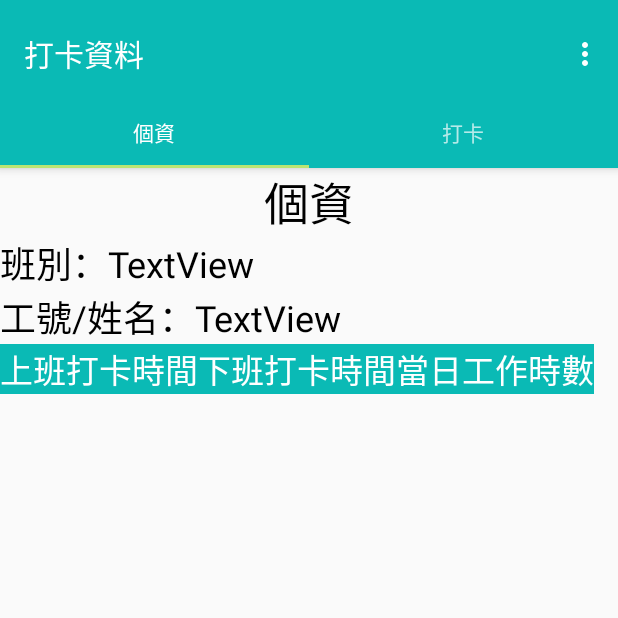
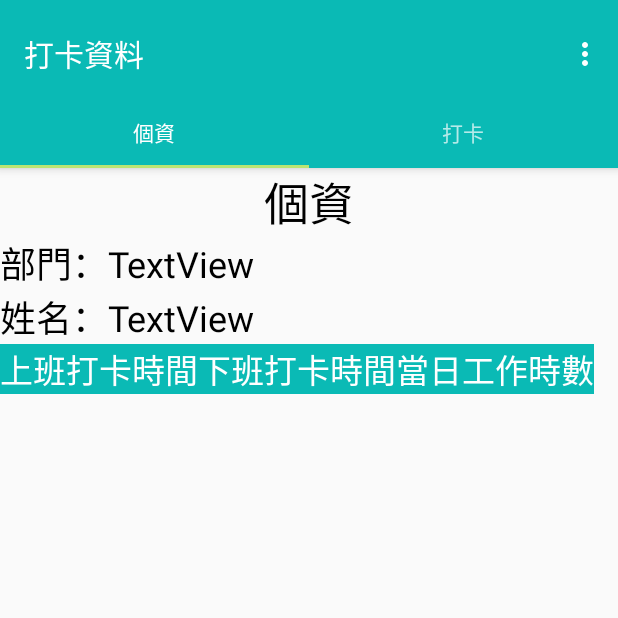
Before and after one commit to ProgramZheng/Android-Check, an Android app: the Main2Activity screen opened directly, with no data from a screen before it, on a phone screen of 412 x 824 dp, the top half of it. Run offline under Robolectric (Android 15) with nearby library versions, the phone set to English and light mode, and no system bars; 1 statement that could not run was skipped.

Commit message:
修正會員 移除工號 放入部門

```diff
--- a/app/src/main/java/com/example/user/myapplication/Main2Activity.java
+++ b/app/src/main/java/com/example/user/myapplication/Main2Activity.java
@@ -33,9 +33,9 @@ public class Main2Activity extends AppCompatActivity {
      */
     public ViewPager mViewPager;
 
-    public String id,intent_name;
+    public String id,intent_name,intent_department;
     public int intent_permissions;
-    public Bundle bundle;
+    public Bundle personal_bundle,clock_on_bundle;
     public TableLayout data;
     @Override
     protected void onCreate(Bundle savedInstanceState) {
@@ -44,10 +44,13 @@ public class Main2Activity extends AppCompatActivity {
         Intent intent = this.getIntent();
         id = intent.getStringExtra("id");
         intent_permissions = intent.getIntExtra("permissions",0);
-        intent_name = intent.getStringExtra("name");
-        bundle = new Bundle();
-        bundle.putString("id",id);
-        bundle.putString("name",intent_name);
+        /*new各分頁的bundle*/
+        personal_bundle = new Bundle();
+        clock_on_bundle = new Bundle();
+
+        personal_bundle.putString("id",id);
+
+        clock_on_bundle.putString("id",id);
         //取得toolbar的實體
         Toolbar toolbar = (Toolbar) findViewById(R.id.toolbar);
         //使用setSupportActionBar設定將Toolbar取代原本的actionbar
@@ -55,7 +58,6 @@ public class Main2Activity extends AppCompatActivity {
         //創造回傳三個分頁的adapter
         //主要的activity
         mSectionsPagerAdapter = new SectionsPagerAdapter(getSupportFragmentManager());
-
         //設定mViewPager的adapter
         mViewPager = (ViewPager) findViewById(R.id.container);
         mViewPager.setAdapter(mSectionsPagerAdapter);
@@ -107,11 +109,11 @@ public class Main2Activity extends AppCompatActivity {
             switch (position) {
                 case 0:
                     personal tab1 = new personal();
-                    tab1.setArguments(bundle);
+                    tab1.setArguments(personal_bundle);
                     return tab1;
                 case 1:
                     clock_on tab2 = new clock_on();
-                    tab2.setArguments(bundle);
+                    tab2.setArguments(clock_on_bundle);
                     return tab2;
                 case 2:
                     manage tab3 = new manage();
--- a/app/src/main/java/com/example/user/myapplication/clock_on.java
+++ b/app/src/main/java/com/example/user/myapplication/clock_on.java
@@ -202,6 +202,7 @@ public class clock_on extends Fragment implements LocationListener, OnMapReadyCa
                     //                if(flag>0) {
                     out_flag = String.valueOf(flag);
                     new check_in(getActivity(), btn).execute(member_id, out_flag);
+//                    new member().execute(member_id);
                     //                }
                 }
             }
--- a/app/src/main/java/com/example/user/myapplication/login.java
+++ b/app/src/main/java/com/example/user/myapplication/login.java
@@ -21,7 +21,7 @@ import java.net.URLEncoder;
 public class login extends AsyncTask<String, Void, String> {
     private Context context;
     private EditText eID,Password;
-    String id,name;
+    String id,name,department;
     int permissions;
     boolean status;
 
--- a/app/src/main/java/com/example/user/myapplication/member.java
+++ b/app/src/main/java/com/example/user/myapplication/member.java
@@ -33,15 +33,19 @@ import java.util.HashMap;
 
 public class member extends AsyncTask<String, Void, String> {
     private Context context;
-    private TextView name;
+    private TextView department,name;
     private TableLayout data;
 
     //flag 0 means get and 1 means post.(By default it is get.)
-    public member(Context context,TextView name,TableLayout data) {
+    public member(Context context,TextView department,TextView name,TableLayout data) {
         this.context = context;
+        this.department = department;
         this.name = name;
         this.data = data;
     }
+
+
+
     protected void onPreExecute(){
     }
 
@@ -86,6 +90,7 @@ public class member extends AsyncTask<String, Void, String> {
         try {
             JSONObject jsonObject = new JSONObject(result);
             JSONObject member = new JSONObject(jsonObject.getString("member"));
+            String department = member.getString("department");
             String name = member.getString("name");
             JSONArray now_month_data = new JSONArray(jsonObject.getString("now_month_data"));
 
@@ -147,7 +152,7 @@ public class member extends AsyncTask<String, Void, String> {
                 tr_head.addView(work_time_textview);
                 data.addView(tr_head);
             }
-
+            this.department.setText(department);
             this.name.setText(name);
         } catch (JSONException e) {
             e.printStackTrace();
--- a/app/src/main/java/com/example/user/myapplication/personal.java
+++ b/app/src/main/java/com/example/user/myapplication/personal.java
@@ -10,16 +10,17 @@ import android.widget.TableLayout;
 import android.widget.TextView;
 
 public class personal extends Fragment {
-    private TextView name;
+    private TextView department,name;
     private TableLayout data;
     @Override
     public View onCreateView(LayoutInflater inflater, ViewGroup container,
                              Bundle savedInstanceState) {
         View rootView = inflater.inflate(R.layout.personal, container, false);
         String get_id = this.getArguments().getString("id");
+        department = (TextView) rootView.findViewById(R.id.department);
         name = (TextView) rootView.findViewById(R.id.name);
         data = (TableLayout) rootView.findViewById(R.id.data);
-        new member(getActivity(),name,data).execute(get_id);
+        new member(getActivity(),department,name,data).execute(get_id);
         return rootView;
     }
 }
--- a/app/src/main/res/layout/personal.xml
+++ b/app/src/main/res/layout/personal.xml
@@ -30,18 +30,18 @@
             android:id="@+id/pertextView1"
             android:layout_weight="0"
             android:layout_height="wrap_content"
-            android:text="班別："
+            android:text="部門："
             android:textColor="@android:color/black"
             android:textSize="24sp" />
 
         <TextView
-            android:text="TextView"
+            android:id="@+id/department"
             android:layout_width="wrap_content"
             android:layout_height="wrap_content"
-            android:id="@+id/pertextView2"
             android:layout_weight="0"
-            android:textSize="24sp"
-            android:textColor="@android:color/black" />
+            android:text="TextView"
+            android:textColor="@android:color/black"
+            android:textSize="24sp" />
 
     </LinearLayout>
 
@@ -55,7 +55,7 @@
             android:layout_width="wrap_content"
             android:layout_height="wrap_content"
             android:layout_weight="0"
-            android:text="工號/姓名："
+            android:text="姓名："
             android:textColor="@android:color/black"
             android:textSize="24sp" />
 
```
